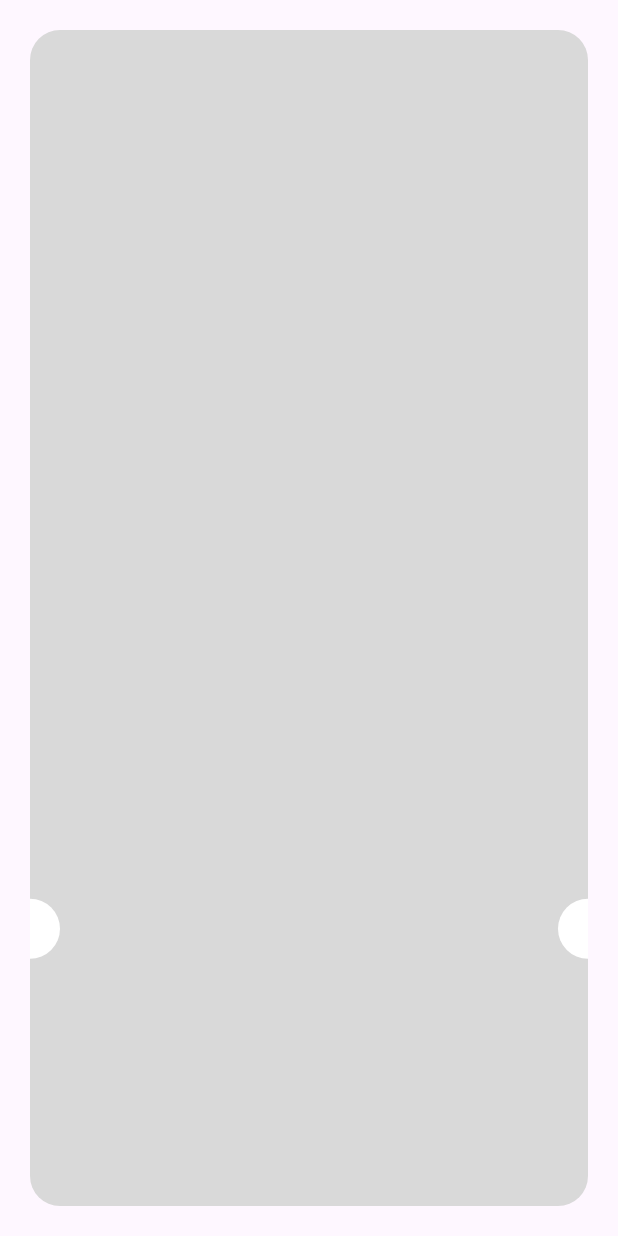
After one commit to MaiBomadian94/Pay-Gateway, a Flutter app: the ThankYouView screen opened directly, on a phone screen of 412 x 824 dp. The commit adds this screen. Run offline on Flutter 3.47's test engine with Material 3 defaults, Android fonts, the phone set to English and light mode, and no system bars; our stand-ins replace flutter_credit_card, flutter_svg.

Commit message:
create custom circle in container

```diff
--- /dev/null
+++ b/lib/features/payment/presentation/views/thank_you_view.dart
@@ -0,0 +1,49 @@
+import 'package:flutter/material.dart';
+
+class ThankYouView extends StatelessWidget {
+  const ThankYouView({super.key});
+
+  @override
+  Widget build(BuildContext context) {
+    return const Scaffold(
+      body: ThankYouViewBody(),
+    );
+  }
+}
+
+class ThankYouViewBody extends StatelessWidget {
+  const ThankYouViewBody({super.key});
+
+  @override
+  Widget build(BuildContext context) {
+    return Padding(
+      padding: const EdgeInsets.all(20),
+      child: Stack(
+        children: [
+          Container(
+            decoration: ShapeDecoration(
+              color: const Color(0xffD9D9D9),
+              shape: RoundedRectangleBorder(
+                borderRadius: BorderRadius.circular(20),
+              ),
+            ),
+          ),
+          Positioned(
+            bottom: MediaQuery.of(context).size.height * .2,
+            left: -20,
+            child: const CircleAvatar(
+              backgroundColor: Colors.white,
+            ),
+          ),
+          Positioned(
+            bottom: MediaQuery.of(context).size.height * .2,
+            right: -20,
+            child: const CircleAvatar(
+              backgroundColor: Colors.white,
+            ),
+          ),
+        ],
+      ),
+    );
+  }
+}
--- a/lib/features/payment/presentation/widgets/payment_details_view_body.dart
+++ b/lib/features/payment/presentation/widgets/payment_details_view_body.dart
@@ -1,7 +1,7 @@
 import 'dart:developer';
-
 import 'package:flutter/material.dart';
 import 'package:payment_integration/core/widgets/custom_button.dart';
+import 'package:payment_integration/features/payment/presentation/views/thank_you_view.dart';
 import 'package:payment_integration/features/payment/presentation/widgets/payment_method_list_view.dart';
 import 'custom_credit_card.dart';
 
@@ -50,6 +50,11 @@ class _PaymentDetailsViewBodyState extends State<PaymentDetailsViewBody> {
                     formKey.currentState!.save();
                     log('Payment');
                   } else {
+                    Navigator.of(context).push(
+                      MaterialPageRoute(
+                        builder: (context) => ThankYouView(),
+                      ),
+                    );
                     autoValidateMode = AutovalidateMode.always;
                     setState(() {});
                   }
```
